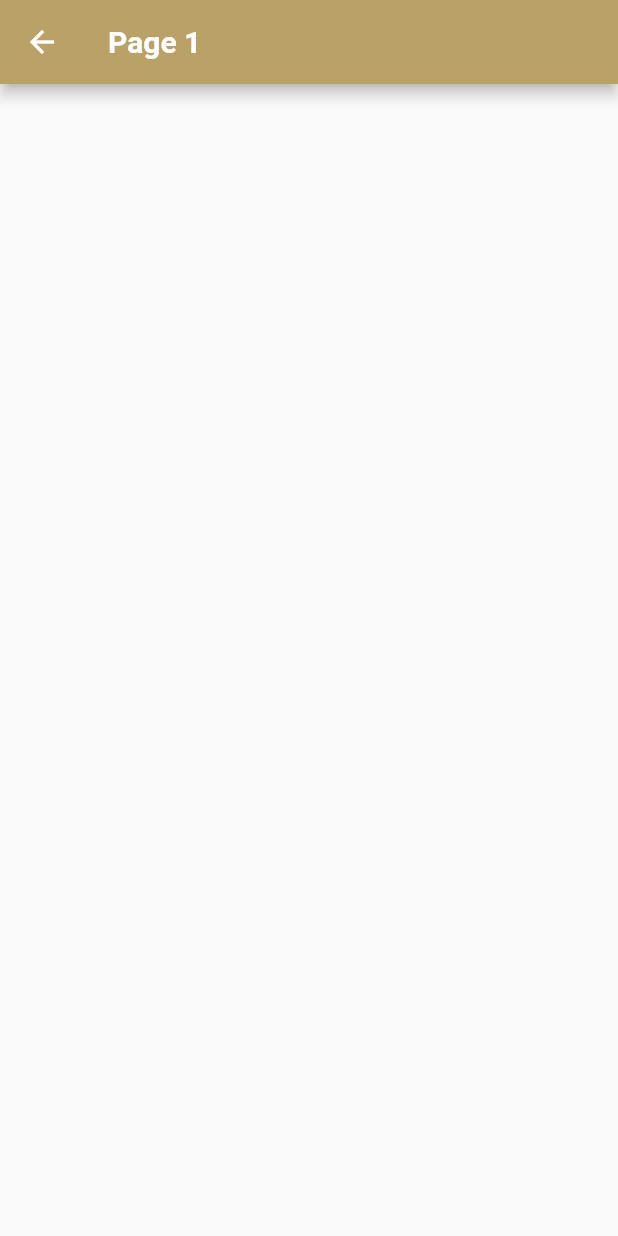
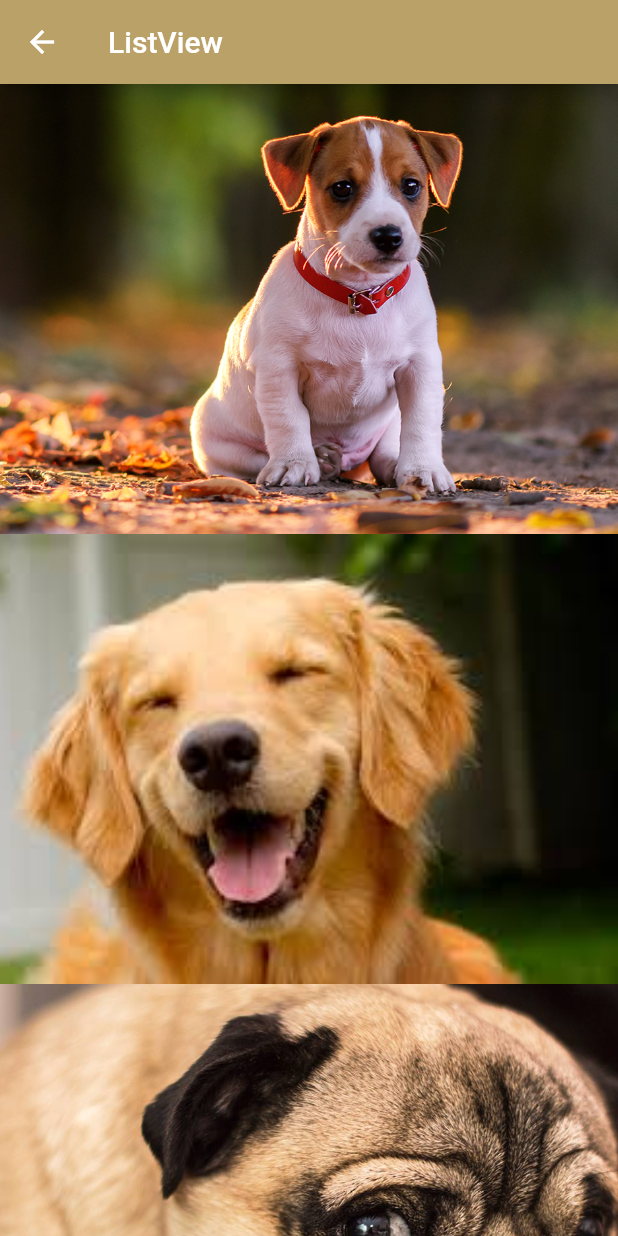
Before and after one commit to amandadetofol/Flutter, a Flutter app: the screen it shows after launch, after a tap on "List View", on a phone screen of 412 x 824 dp. Run offline on Flutter 3.47's test engine with Material 2 defaults, Android fonts, the phone set to English and light mode, and no system bars.

Commit message:
pop, pop com parametros, reutilizando widgets, organizando a navegacao, listview, expanded, list view com itemextent e listview dinamico

```diff
--- a/animal_app/lib/main.dart
+++ b/animal_app/lib/main.dart
@@ -1,4 +1,4 @@
-import 'package:animal_app/home_page.dart';
+import 'package:animal_app/pages/home_page.dart';
 import 'package:flutter/material.dart';
 
 void main() {
--- /dev/null
+++ b/animal_app/lib/pages/hello_listview.dart
@@ -0,0 +1,58 @@
+
+import 'package:flutter/material.dart';
+
+final class HelloListView extends StatelessWidget {
+  const HelloListView({super.key});
+
+  @override
+  Widget build(BuildContext context){
+    return Scaffold(
+      body: _body(context),
+      appBar: AppBar(
+        backgroundColor: Color.fromARGB(255, 186, 161, 103),
+        title: Text("ListView")
+        ),
+    );
+  }
+
+  _body(BuildContext context){
+
+    final imgs = [
+        _image(context, img: "lib/assets/images/dog1.png"),
+        _image(context, img: "lib/assets/images/dog2.png"),
+        _image(context, img: "lib/assets/images/dog3.png"),
+        _image(context, img: "lib/assets/images/dog4.png"),
+        _image(context, img: "lib/assets/images/dog5.png"),
+    ];
+
+    /* Container(child:
+     ListView(
+      itemExtent: 500, //tamannho padrao da célula
+      children:
+        //imgs -> passar diretamente a lista de widgets para dentro
+
+      ),
+    );*/
+
+    return ListView.builder(
+      itemCount: imgs.length,
+      itemExtent: 300,
+      itemBuilder: (BuildContext context, index) {
+        return imgs[index];
+    });
+  }
+
+  Image _image(
+    BuildContext context,
+   {required String img}){
+      Size size = MediaQuery.of(context).size;
+
+      return Image.asset(
+          height: size.width,
+          width: size.width,
+          fit: BoxFit.cover,
+          img);
+    }
+
+
+}
--- a/animal_app/lib/home_page.dart
+++ b/animal_app/lib/pages/home_page.dart
@@ -1,7 +1,10 @@
 import 'package:animal_app/testes/button.dart';
-import 'package:animal_app/testes/pages/hello_page1.dart';
-import 'package:animal_app/testes/pages/hello_page2.dart';
-import 'package:animal_app/testes/pages/hello_page3.dart';
+import 'package:animal_app/pages/hello_listview.dart';
+import 'package:animal_app/pages/hello_page1.dart';
+import 'package:animal_app/pages/hello_page2.dart';
+import 'package:animal_app/pages/hello_page3.dart';
+import 'package:animal_app/testes/expanded.dart';
+import 'package:animal_app/utils/nav.dart';
 import 'package:flutter/material.dart';
 
 class Home extends StatelessWidget {
@@ -17,6 +20,7 @@ class Home extends StatelessWidget {
         child: Container(
           color: Colors.white,
           child:
+            //Column nao expande autaticamente, preciso sempre colocar um tamanho
             Column(
               mainAxisAlignment: MainAxisAlignment.center,
               mainAxisSize: MainAxisSize.max,
@@ -46,32 +50,46 @@ class Home extends StatelessWidget {
           children:
           [LearningButton(text: 'List View', onPressed: () {
               _handleListViewButtonTap(context);
-           },),
+           },
+          ),
             LearningButton(text: 'Page 2',onPressed: () {
               _handlePage2ButtonTap(context);
-           },),
+           },
+          ),
             LearningButton(text: 'Page 3',onPressed: () {
               _handlePage3ButtonTap(context);
-           },)]),
+           },
+          ),
+           LearningButton(text: 'Expanded',onPressed: () {
+              _handleExpandedButtonTap(context);
+           },)
+        ]),
         Row(
           mainAxisAlignment: MainAxisAlignment.spaceEvenly,
           children:
           [ LearningButton(text: 'Snack',onPressed: () {
               _handleSnackButtonTap(context);
-           },),
+           },
+          ),
             LearningButton(text: 'Dialog', onPressed: () {
               _handleDialogButtonTap(context);
-           },),
+           },
+          ),
             LearningButton(text: 'Toast',onPressed: () {
               _handleToastButtonTap(context);
-           },),
-          ])
+           },
+         ),
+        ])
       ],
     );
   }
 
+  _handleExpandedButtonTap(BuildContext context){
+    goToNavigator(context, ExpandedLearning());
+  }
+
   _handleListViewButtonTap(BuildContext context){
-    goToNavigator(context, const HelloPage1());
+    goToNavigator(context, const HelloListView());
   }
 
   _handlePage2ButtonTap(BuildContext context){
@@ -94,12 +112,12 @@ class Home extends StatelessWidget {
     print(context);
   }
 
+
   goToNavigator(
     BuildContext context,
-    Widget page){
-      Navigator.push(context, MaterialPageRoute(builder: (BuildContext context) {
-        return page;
-      }));
+    Widget page) async {
+      String s = await push(context, page);
+      print("Conteúdo retornado $s");
   }
 
   _image(
--- a/animal_app/lib/testes/button.dart
+++ b/animal_app/lib/testes/button.dart
@@ -1,4 +1,4 @@
-import 'package:animal_app/testes/pages/hello_page1.dart';
+
 import 'package:flutter/material.dart';
 
 final class LearningButton extends StatelessWidget {
@@ -17,7 +17,7 @@ final class LearningButton extends StatelessWidget {
         },
         child: Text(
           text,
-          style: TextStyle(
+          style: const TextStyle(
             backgroundColor: Colors.red),
             ),
     );
--- a/animal_app/lib/testes/column.dart
+++ b/animal_app/lib/testes/column.dart
@@ -1,7 +1,7 @@
 import 'package:animal_app/testes/button.dart';
 import 'package:flutter/material.dart';
 
-import 'pages/hello_page1.dart';
+import '../pages/hello_page1.dart';
 
 final class LearningColumn extends StatelessWidget{
   const LearningColumn({super.key});
--- a/animal_app/lib/testes/row.dart
+++ b/animal_app/lib/testes/row.dart
@@ -1,5 +1,5 @@
 import 'package:animal_app/testes/button.dart';
-import 'package:animal_app/testes/pages/hello_page1.dart';
+import 'package:animal_app/pages/hello_page1.dart';
 import 'package:flutter/material.dart';
 
 final class LearningRow extends StatelessWidget {
--- /dev/null
+++ b/animal_app/lib/utils/nav.dart
@@ -0,0 +1,8 @@
+
+import 'package:flutter/material.dart';
+
+push(BuildContext context, Widget page) async {
+    return await Navigator.push(context, MaterialPageRoute(builder: (BuildContext context) {
+        return page;
+      }));
+  }
```
Also changed, not shown: animal_app/lib/pages/hello_page1.dart (renamed from animal_app/lib/testes/pages/hello_page1.dart, +12 -0 lines), animal_app/lib/pages/hello_page2.dart (renamed from animal_app/lib/testes/pages/hello_page2.dart, +12 -0 lines), animal_app/lib/pages/hello_page3.dart (renamed from animal_app/lib/testes/pages/hello_page3.dart, +12 -0 lines), animal_app/lib/testes/expanded.dart (added, +46 -0 lines).
